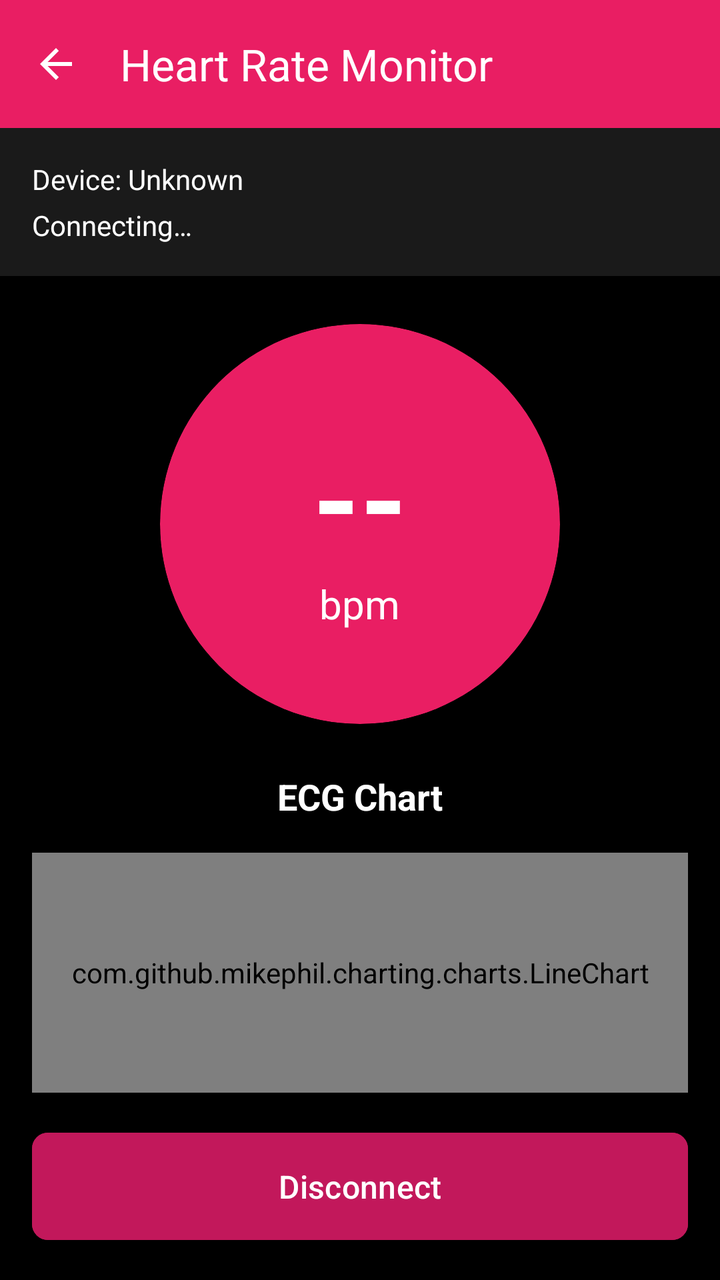
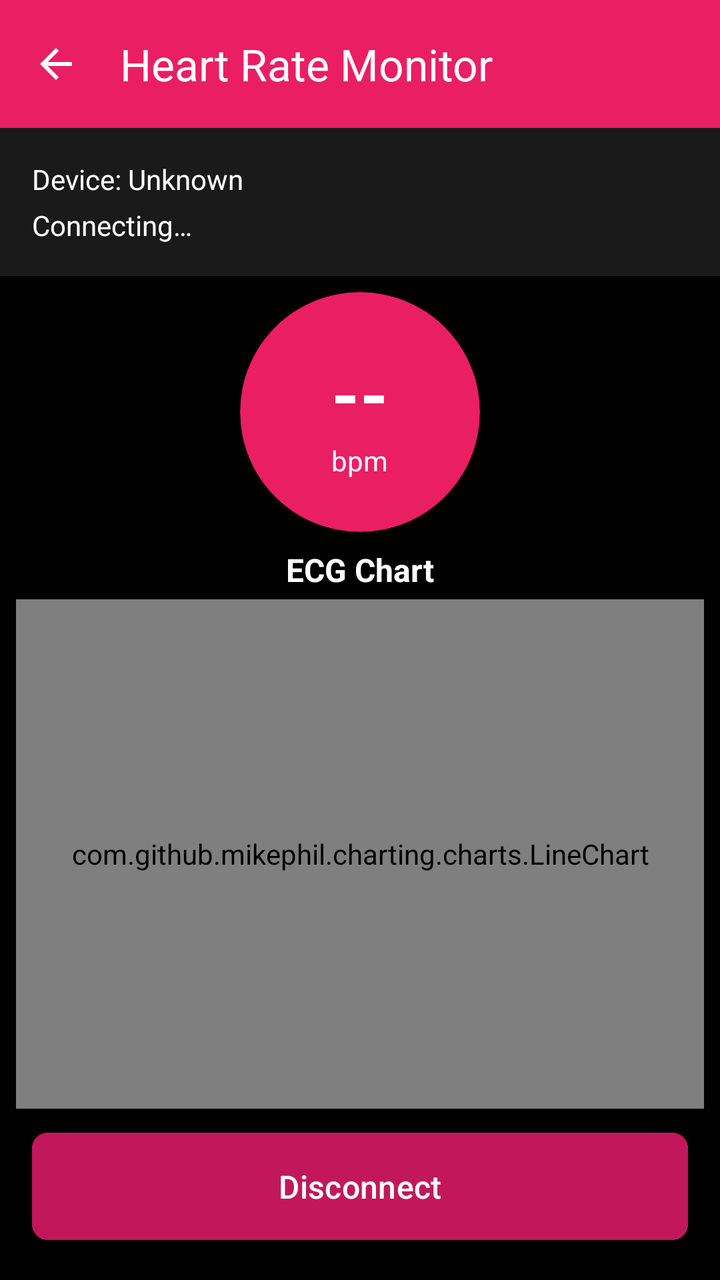

An Android layout rendered at two revisions. The XML below is the earlier revision; the diff shows what the commit changed to produce the second picture.
<!-- AndroidManifest.xml: application theme Theme.HeartMonitor -->
<!-- res/layout/activity_heart_rate_monitor.xml -->
<?xml version="1.0" encoding="utf-8"?>
<androidx.constraintlayout.widget.ConstraintLayout xmlns:android="http://schemas.android.com/apk/res/android"
    xmlns:app="http://schemas.android.com/apk/res-auto"
    xmlns:tools="http://schemas.android.com/tools"
    android:layout_width="match_parent"
    android:layout_height="match_parent"
    android:background="@color/black"
    tools:context=".HeartRateMonitorActivity">

    <com.google.android.material.appbar.MaterialToolbar
        android:id="@+id/toolbar"
        android:layout_width="match_parent"
        android:layout_height="?attr/actionBarSize"
        android:background="@color/red_heart"
        android:elevation="4dp"
        app:layout_constraintTop_toTopOf="parent"
        app:navigationIcon="@drawable/ic_back"
        app:title="@string/heart_rate_monitor"
        app:titleTextColor="@color/white" />

    <LinearLayout
        android:id="@+id/statusLayout"
        android:layout_width="match_parent"
        android:layout_height="wrap_content"
        android:orientation="vertical"
        android:padding="16dp"
        android:background="@color/chart_background"
        app:layout_constraintTop_toBottomOf="@id/toolbar">

        <TextView
            android:id="@+id/deviceNameText"
            android:layout_width="match_parent"
            android:layout_height="wrap_content"
            android:text="Device: Unknown"
            android:textColor="@color/white"
            android:textSize="14sp" />

        <TextView
            android:id="@+id/connectionStatusText"
            android:layout_width="match_parent"
            android:layout_height="wrap_content"
            android:layout_marginTop="4dp"
            android:text="@string/connecting"
            android:textColor="@color/white"
            android:textSize="14sp" />

    </LinearLayout>

    <androidx.cardview.widget.CardView
        android:id="@+id/heartRateCard"
        android:layout_width="200dp"
        android:layout_height="200dp"
        android:layout_marginTop="24dp"
        app:cardBackgroundColor="@color/red_heart"
        app:cardCornerRadius="100dp"
        app:cardElevation="8dp"
        app:layout_constraintEnd_toEndOf="parent"
        app:layout_constraintStart_toStartOf="parent"
        app:layout_constraintTop_toBottomOf="@id/statusLayout">

        <LinearLayout
            android:layout_width="match_parent"
            android:layout_height="match_parent"
            android:gravity="center"
            android:orientation="vertical">

            <TextView
                android:id="@+id/heartRateValue"
                android:layout_width="wrap_content"
                android:layout_height="wrap_content"
                android:text="--"
                android:textColor="@color/white"
                android:textSize="60sp"
                android:textStyle="bold" />

            <TextView
                android:layout_width="wrap_content"
                android:layout_height="wrap_content"
                android:text="@string/bpm"
                android:textColor="@color/white"
                android:textSize="20sp" />

        </LinearLayout>

    </androidx.cardview.widget.CardView>

    <TextView
        android:id="@+id/chartLabel"
        android:layout_width="wrap_content"
        android:layout_height="wrap_content"
        android:layout_marginTop="24dp"
        android:text="@string/ecg_chart"
        android:textColor="@color/white"
        android:textSize="18sp"
        android:textStyle="bold"
        app:layout_constraintEnd_toEndOf="parent"
        app:layout_constraintStart_toStartOf="parent"
        app:layout_constraintTop_toBottomOf="@id/heartRateCard" />

    <com.github.mikephil.charting.charts.LineChart
        android:id="@+id/heartRateChart"
        android:layout_width="0dp"
        android:layout_height="0dp"
        android:layout_margin="16dp"
        android:background="@color/chart_background"
        app:layout_constraintBottom_toTopOf="@id/disconnectButton"
        app:layout_constraintEnd_toEndOf="parent"
        app:layout_constraintStart_toStartOf="parent"
        app:layout_constraintTop_toBottomOf="@id/chartLabel" />

    <com.google.android.material.button.MaterialButton
        android:id="@+id/disconnectButton"
        android:layout_width="0dp"
        android:layout_height="wrap_content"
        android:layout_margin="16dp"
        android:backgroundTint="@color/dark_red"
        android:padding="16dp"
        android:text="@string/disconnect"
        android:textSize="16sp"
        app:cornerRadius="8dp"
        app:layout_constraintBottom_toBottomOf="parent"
        app:layout_constraintEnd_toEndOf="parent"
        app:layout_constraintStart_toStartOf="parent" />

</androidx.constraintlayout.widget.ConstraintLayout>
<!-- resources referenced by this layout -->
<resources>
  <color name="black">#FF000000</color>
  <color name="chart_background">#1A1A1A</color>
  <color name="dark_red">#C2185B</color>
  <color name="red_heart">#E91E63</color>
  <color name="white">#FFFFFFFF</color>
  <!-- drawable ic_back (drawable) -->
  <?xml version="1.0" encoding="utf-8"?>
  <vector xmlns:android="http://schemas.android.com/apk/res/android"
      android:width="24dp"
      android:height="24dp"
      android:viewportWidth="24"
      android:viewportHeight="24">
      <path
          android:fillColor="@color/white"
          android:pathData="M20,11H7.83l5.59,-5.59L12,4l-8,8 8,8 1.41,-1.41L7.83,13H20v-2z"/>
  </vector>
  <string name="bpm">bpm</string>
  <string name="connecting">Connecting…</string>
  <string name="disconnect">Disconnect</string>
  <string name="ecg_chart">ECG Chart</string>
  <string name="heart_rate_monitor">Heart Rate Monitor</string>
  <style name="Theme.HeartMonitor" parent="Theme.Material3.Light.NoActionBar">
          <item name="colorPrimary">#E91E63</item>
          <item name="colorPrimaryVariant">#C2185B</item>
          <item name="colorOnPrimary">#FFFFFF</item>
          <item name="colorSecondary">#03DAC6</item>
          <item name="colorSecondaryVariant">#018786</item>
          <item name="colorOnSecondary">#000000</item>
          <item name="android:statusBarColor">?attr/colorPrimaryVariant</item>
      </style>
</resources>

<!-- the commit's change to res/layout/activity_heart_rate_monitor.xml (unified diff, before → after) -->
@@ -48,11 +48,11 @@
 
     <androidx.cardview.widget.CardView
         android:id="@+id/heartRateCard"
-        android:layout_width="200dp"
-        android:layout_height="200dp"
-        android:layout_marginTop="24dp"
+        android:layout_width="120dp"
+        android:layout_height="120dp"
+        android:layout_marginTop="8dp"
         app:cardBackgroundColor="@color/red_heart"
-        app:cardCornerRadius="100dp"
+        app:cardCornerRadius="60dp"
         app:cardElevation="8dp"
         app:layout_constraintEnd_toEndOf="parent"
         app:layout_constraintStart_toStartOf="parent"
@@ -70,7 +70,7 @@
                 android:layout_height="wrap_content"
                 android:text="--"
                 android:textColor="@color/white"
-                android:textSize="60sp"
+                android:textSize="36sp"
                 android:textStyle="bold" />
 
             <TextView
@@ -78,7 +78,7 @@
                 android:layout_height="wrap_content"
                 android:text="@string/bpm"
                 android:textColor="@color/white"
-                android:textSize="20sp" />
+                android:textSize="14sp" />
 
         </LinearLayout>
 
@@ -88,10 +88,10 @@
         android:id="@+id/chartLabel"
         android:layout_width="wrap_content"
         android:layout_height="wrap_content"
-        android:layout_marginTop="24dp"
+        android:layout_marginTop="8dp"
         android:text="@string/ecg_chart"
         android:textColor="@color/white"
-        android:textSize="18sp"
+        android:textSize="16sp"
         android:textStyle="bold"
         app:layout_constraintEnd_toEndOf="parent"
         app:layout_constraintStart_toStartOf="parent"
@@ -101,12 +101,16 @@
         android:id="@+id/heartRateChart"
         android:layout_width="0dp"
         android:layout_height="0dp"
-        android:layout_margin="16dp"
+        android:layout_marginStart="8dp"
+        android:layout_marginTop="4dp"
+        android:layout_marginEnd="8dp"
+        android:layout_marginBottom="8dp"
         android:background="@color/chart_background"
         app:layout_constraintBottom_toTopOf="@id/disconnectButton"
         app:layout_constraintEnd_toEndOf="parent"
         app:layout_constraintStart_toStartOf="parent"
-        app:layout_constraintTop_toBottomOf="@id/chartLabel" />
+        app:layout_constraintTop_toBottomOf="@id/chartLabel"
+        app:layout_constraintVertical_bias="0.0" />
 
     <com.google.android.material.button.MaterialButton
         android:id="@+id/disconnectButton"
